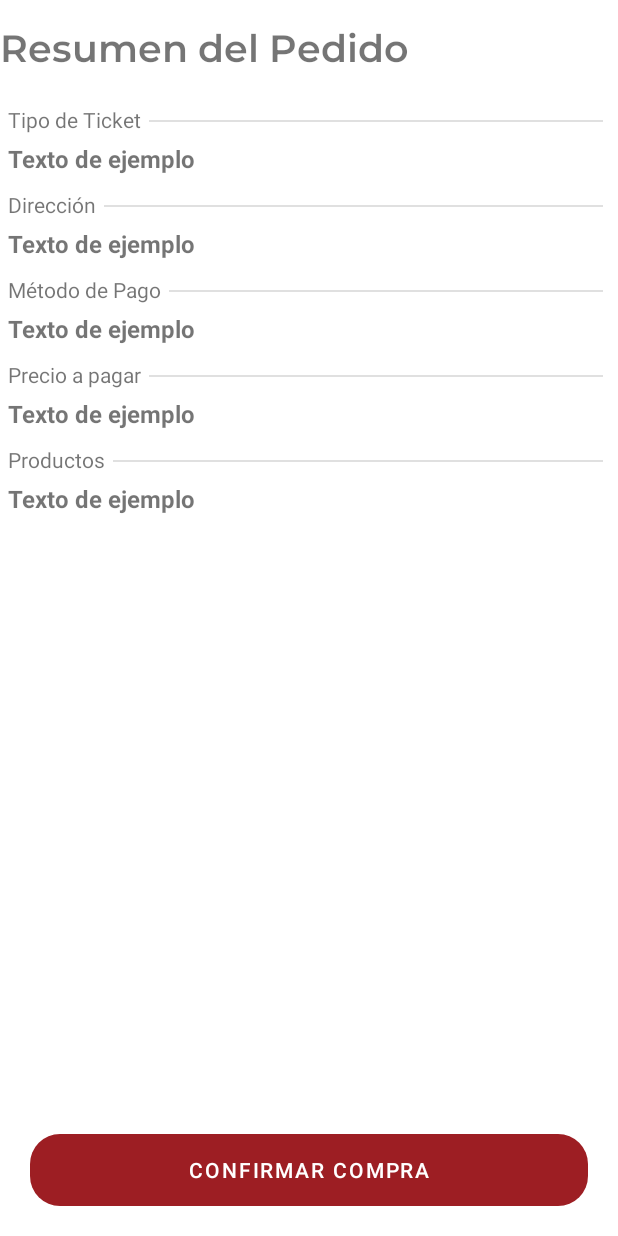
After one commit to Arcadius15/PlazaVea_Ecommerce, an Android app: the layout activity_resumen.xml on its own in the app's theme, with its tools: preview values and no code run, on a phone screen of 412 x 824 dp. The commit adds this screen. Run offline under Robolectric (Android 15) with nearby library versions, the phone set to English and light mode, and no system bars.

Commit message:
Avances en pasarela v2 + Anomalia del responseHttp

```diff
--- a/app/src/main/AndroidManifest.xml
+++ b/app/src/main/AndroidManifest.xml
@@ -15,6 +15,9 @@
         android:supportsRtl="true"
         android:theme="@style/Theme.PlazaVeaApp"
         tools:targetApi="31">
+        <activity
+            android:name=".activities.pasarela.ResumenActivity"
+            android:exported="false" />
         <activity
             android:name=".activities.pasarela.EscogerTipoActivity"
             android:exported="false" />
--- a/app/src/main/java/edu/pe/idat/pva/activities/DireccionRegistroActivity.kt
+++ b/app/src/main/java/edu/pe/idat/pva/activities/DireccionRegistroActivity.kt
@@ -119,11 +119,10 @@ class DireccionRegistroActivity : AppCompatActivity(), OnMapReadyCallback, Googl
             ).show()
 
             val i = Intent(this, RegTarjetaActivity::class.java)
-            i.flags = Intent.FLAG_ACTIVITY_NEW_TASK or Intent.FLAG_ACTIVITY_CLEAR_TASK
-            i.putExtra("direccion",binding.svLocation.query)
-            i.putExtra("tipo",intent.getStringExtra("tipo"))
-            if (!intent.getStringExtra("ruc").equals(null)) {
-                i.putExtra("ruc",intent.getStringExtra("ruc"))
+            i.putExtra("direccion",binding.svLocation.query.toString())
+            i.putExtra("tipo",intent.getStringExtra("tipo").toString())
+            if (!intent.getStringExtra("ruc").toString().equals(null)) {
+                i.putExtra("ruc",intent.getStringExtra("ruc").toString())
             }
             startActivity(i)
         } else {
--- a/app/src/main/java/edu/pe/idat/pva/activities/RegRucActivity.kt
+++ b/app/src/main/java/edu/pe/idat/pva/activities/RegRucActivity.kt
@@ -59,6 +59,7 @@ class RegRucActivity : AppCompatActivity() {
                 Toast.LENGTH_LONG
             ).show()
             startActivity(Intent(this,DireccionRegistroActivity::class.java)
+                .putExtra("tipo",intent.getStringExtra("tipo").toString())
                 .putExtra("ruc",binding.edtRUC.text.toString()))
         } else {
             Toast.makeText(
--- a/app/src/main/java/edu/pe/idat/pva/activities/RegTarjetaActivity.kt
+++ b/app/src/main/java/edu/pe/idat/pva/activities/RegTarjetaActivity.kt
@@ -1,5 +1,6 @@
 package edu.pe.idat.pva.activities
 
+import android.content.Intent
 import android.os.Bundle
 import android.view.View
 import android.widget.ArrayAdapter
@@ -8,6 +9,7 @@ import androidx.appcompat.app.AppCompatActivity
 import androidx.lifecycle.ViewModelProvider
 import com.google.gson.Gson
 import edu.pe.idat.pva.R
+import edu.pe.idat.pva.activities.pasarela.ResumenActivity
 import edu.pe.idat.pva.databinding.ActivityRegTarjetaBinding
 import edu.pe.idat.pva.models.*
 import edu.pe.idat.pva.providers.ClienteProvider
@@ -66,6 +68,14 @@ class RegTarjetaActivity : AppCompatActivity(), View.OnClickListener {
                 "Tarjeta Registrada.",
                 Toast.LENGTH_LONG
             ).show()
+            var i = Intent(this,ResumenActivity::class.java)
+            i.putExtra("tipo",intent.getStringExtra("tipo").toString())
+            i.putExtra("direccion",intent.getStringExtra("direccion").toString())
+            i.putExtra("numtarjeta",binding.edtNumTarjeta.text.toString())
+            if (!intent.getStringExtra("ruc").toString().equals(null)) {
+                i.putExtra("ruc",intent.getStringExtra("ruc").toString())
+            }
+            startActivity(i)
         } else {
             Toast.makeText(
                 applicationContext,
--- /dev/null
+++ b/app/src/main/java/edu/pe/idat/pva/activities/pasarela/ResumenActivity.kt
@@ -0,0 +1,71 @@
+package edu.pe.idat.pva.activities.pasarela
+
+import androidx.appcompat.app.AppCompatActivity
+import android.os.Bundle
+import com.google.gson.Gson
+import com.google.gson.reflect.TypeToken
+import edu.pe.idat.pva.R
+import edu.pe.idat.pva.adapter.ShoppingBagAdapter
+import edu.pe.idat.pva.databinding.ActivityResumenBinding
+import edu.pe.idat.pva.models.Producto
+import edu.pe.idat.pva.utils.SharedPref
+import java.lang.StringBuilder
+import java.time.LocalDate
+import java.time.format.DateTimeFormatter
+
+class ResumenActivity : AppCompatActivity() {
+    private lateinit var binding: ActivityResumenBinding
+    private lateinit var sharedPref: SharedPref
+
+    var gson = Gson()
+
+    override fun onCreate(savedInstanceState: Bundle?) {
+        super.onCreate(savedInstanceState)
+        binding = ActivityResumenBinding.inflate(layoutInflater)
+        setContentView(binding.root)
+
+        sharedPref = SharedPref(this)
+
+        if (intent.getStringExtra("tipo").equals("Factura")) {
+            binding.tvTipoTicket.text = intent.getStringExtra("tipo").toString() +
+                                        "\nRUC: ${intent.getStringExtra("ruc").toString()}"
+        } else {
+            binding.tvTipoTicket.text = intent.getStringExtra("tipo").toString()
+        }
+
+        var fechaEstimada = LocalDate.now().plusDays(10)
+        val df = DateTimeFormatter.ofPattern("yyyy-MM-dd")
+
+        binding.tvDireccion.text = intent.getStringExtra("direccion").toString() +
+                                    "\nFecha Estimada de Entrega: ${fechaEstimada.format(df)}"
+
+        binding.tvMetodoPago.text = "Tarjeta: ****${intent.getStringExtra("numtarjeta")!!.takeLast(4)}"
+
+        var monto = 0.0
+        var igv = 0.0
+        var total = 0.0
+
+        val sb = StringBuilder()
+
+        getProductsFromSharedPref().forEach{
+            monto += it.precioRegular * it.quantity!!
+            igv += monto * 0.18
+            total += monto + igv
+
+            sb.append("${it.nombre} x ${it.quantity} ..... S/${String.format("%.2f",it.precioRegular * it.quantity!!)}\n")
+        }
+
+        binding.tvPrecioPagar.text = "Monto: S/${String.format("%.2f",monto)}" +
+                                    "\nIGV (18%): S/${String.format("%.2f",igv)}" +
+                                    "\nTotal: S/${String.format("%.2f",total)}"
+
+        binding.tvProductoslista.text = sb.toString()
+    }
+
+    private fun getProductsFromSharedPref() : ArrayList<Producto> {
+        var selectProduct: ArrayList<Producto>
+        val type = object : TypeToken<ArrayList<Producto>>() {}.type
+        selectProduct = gson.fromJson(sharedPref.getData("shopBag"), type)
+        return selectProduct
+    }
+}
--- a/app/src/main/java/edu/pe/idat/pva/activities/shopping_bag/ShoppingBagActivity.kt
+++ b/app/src/main/java/edu/pe/idat/pva/activities/shopping_bag/ShoppingBagActivity.kt
@@ -42,17 +42,6 @@ class ShoppingBagActivity : AppCompatActivity(), View.OnClickListener {
         binding.rvShoppingBag.layoutManager = LinearLayoutManager(this)
 
         getProductsFromSharedPref()
-        adapter!!.registerAdapterDataObserver(object : RecyclerView.AdapterDataObserver(){
-            override fun onChanged() {
-                if (selectProduct.size > 0) {
-                    setearPrecios(selectProduct)
-                } else {
-                    binding.tvMonto.text = "S/0"
-                    binding.tvIgv.text = "S/0"
-                    binding.tvTotal.text = "S/0"
-                }
-            }
-        })
         Log.d(TAG, selectProduct.toString())
 
         binding.btnContinuar.setOnClickListener(this)
@@ -63,6 +52,17 @@ class ShoppingBagActivity : AppCompatActivity(), View.OnClickListener {
             val type = object : TypeToken<ArrayList<Producto>>() {}.type
             selectProduct = gson.fromJson(sharedPref?.getData("shopBag"), type)
             adapter = ShoppingBagAdapter(this, selectProduct)
+            adapter!!.registerAdapterDataObserver(object : RecyclerView.AdapterDataObserver(){
+                override fun onChanged() {
+                    if (selectProduct.size > 0) {
+                        setearPrecios(selectProduct)
+                    } else {
+                        binding.tvMonto.text = "S/0"
+                        binding.tvIgv.text = "S/0"
+                        binding.tvTotal.text = "S/0"
+                    }
+                }
+            })
             binding.rvShoppingBag.adapter = adapter
 
             setearPrecios(selectProduct)
--- a/app/src/main/java/edu/pe/idat/pva/apirep/ClienteApiRepository.kt
+++ b/app/src/main/java/edu/pe/idat/pva/apirep/ClienteApiRepository.kt
@@ -18,18 +18,19 @@ class ClienteApiRepository {
 
         call.enqueue(object : Callback<Void>{
             override fun onResponse(call: Call<Void>, response: Response<Void>) {
-                responseHttp.value = ResponseHttp(
-                    "Error",
-                    response.isSuccessful,
-                    "Problema",
-                    "Sí"
-                )
                 if (response.isSuccessful){
                     responseHttp.value = ResponseHttp(
                         "Éxito",
                         response.isSuccessful,
                         "Correcto",
                         "No"
+                    )
+                } else {
+                    responseHttp.value = ResponseHttp(
+                        "Error",
+                        response.isSuccessful,
+                        "Problema",
+                        "Sí"
                     )
                 }
             }
@@ -48,18 +49,19 @@ class ClienteApiRepository {
 
         call.enqueue(object : Callback<Void>{
             override fun onResponse(call: Call<Void>, response: Response<Void>) {
-                responseHttp.value = ResponseHttp(
-                    "Error",
-                    response.isSuccessful,
-                    "Problema",
-                    "Sí"
-                )
                 if (response.isSuccessful){
                     responseHttp.value = ResponseHttp(
                         "Éxito",
                         response.isSuccessful,
                         "Correcto",
                         "No"
+                    )
+                } else {
+                    responseHttp.value = ResponseHttp(
+                        "Error",
+                        response.isSuccessful,
+                        "Problema",
+                        "Sí"
                     )
                 }
             }
@@ -79,18 +81,19 @@ class ClienteApiRepository {
 
         call.enqueue(object : Callback<Void>{
             override fun onResponse(call: Call<Void>, response: Response<Void>) {
-                responseHttp.value = ResponseHttp(
-                    "Error",
-                    response.isSuccessful,
-                    "Problema",
-                    "Sí"
-                )
                 if (response.isSuccessful){
                     responseHttp.value = ResponseHttp(
                         "Éxito",
                         response.isSuccessful,
                         "Correcto",
                         "No"
+                    )
+                } else {
+                    responseHttp.value = ResponseHttp(
+                        "Error",
+                        response.isSuccessful,
+                        "Problema",
+                        "Sí"
                     )
                 }
             }
--- a/app/src/main/java/edu/pe/idat/pva/apirep/OrdenApiRepository.kt
+++ b/app/src/main/java/edu/pe/idat/pva/apirep/OrdenApiRepository.kt
@@ -40,18 +40,19 @@ class OrdenApiRepository {
             .getOrdenRoutes.registrarHistorial(ordenHistorialRequest, token)
         call.enqueue(object : Callback<Void>{
             override fun onResponse(call: Call<Void>, response: Response<Void>) {
-                responseHttp.value = ResponseHttp(
-                    "Error",
-                    response.isSuccessful,
-                    "Problema",
-                    "Sí"
-                )
                 if (response.isSuccessful){
                     responseHttp.value = ResponseHttp(
                         "Éxito",
                         response.isSuccessful,
                         "Correcto",
                         "No"
+                    )
+                } else {
+                    responseHttp.value = ResponseHttp(
+                        "Error",
+                        response.isSuccessful,
+                        "Problema",
+                        "Sí"
                     )
                 }
             }
--- /dev/null
+++ b/app/src/main/res/layout/activity_resumen.xml
@@ -0,0 +1,205 @@
+<?xml version="1.0" encoding="utf-8"?>
+<androidx.coordinatorlayout.widget.CoordinatorLayout xmlns:android="http://schemas.android.com/apk/res/android"
+    xmlns:app="http://schemas.android.com/apk/res-auto"
+    xmlns:tools="http://schemas.android.com/tools"
+    android:layout_width="match_parent"
+    android:layout_height="match_parent"
+    tools:context=".activities.pasarela.ResumenActivity">
+
+    <LinearLayout
+        android:id="@+id/linearLayout"
+        android:layout_width="match_parent"
+        android:layout_height="match_parent"
+        android:layout_marginBottom="20dp"
+        android:orientation="horizontal">
+
+        <TextView
+            android:layout_width="wrap_content"
+            android:layout_height="wrap_content"
+            android:layout_marginTop="15dp"
+            android:layout_marginBottom="16dp"
+            android:fontFamily="@font/montserrat_semibold"
+            android:text="@string/resumen_pedido"
+            android:textSize="25dp" />
+
+    </LinearLayout>
+
+    <LinearLayout
+        android:layout_width="match_parent"
+        android:layout_height="match_parent"
+        app:layout_anchor="@+id/linearLayout"
+        android:layout_marginTop="70dp"
+        android:layout_marginLeft="5dp"
+        app:layout_anchorGravity="center_vertical">
+        <androidx.core.widget.NestedScrollView
+            android:layout_width="match_parent"
+            android:layout_height="match_parent">
+            <LinearLayout
+                android:layout_width="match_parent"
+                android:layout_height="match_parent"
+                android:orientation="vertical"
+                android:layout_above="@+id/llButton">
+
+                <LinearLayout
+                    android:layout_width="match_parent"
+                    android:layout_height="wrap_content"
+                    android:orientation="horizontal">
+
+                    <TextView
+                        android:layout_width="wrap_content"
+                        android:layout_height="wrap_content"
+                        android:text="@string/tipo_ticket_titulo"></TextView>
+                    <View
+                        android:layout_width="match_parent"
+                        android:layout_height="1dp"
+                        android:background="@color/gray"
+                        android:layout_marginLeft="5dp"
+                        android:layout_marginRight="10dp"
+                        android:layout_marginTop="10dp"/>
+                </LinearLayout>
+
+                <TextView
+                    android:id="@+id/tvTipoTicket"
+                    android:layout_width="wrap_content"
+                    android:layout_height="wrap_content"
+                    android:layout_marginTop="5dp"
+                    android:text="@string/texto_ejemplo"
+                    android:textSize="16sp"
+                    android:textStyle="bold"></TextView>
+
+                <LinearLayout
+                    android:layout_width="match_parent"
+                    android:layout_height="wrap_content"
+                    android:orientation="horizontal"
+                    android:layout_marginTop="10dp">
+
+                    <TextView
+                        android:layout_width="wrap_content"
+                        android:layout_height="wrap_content"
+                        android:text="@string/direccion_titulo"></TextView>
+                    <View
+                        android:layout_width="match_parent"
+                        android:layout_height="1dp"
+                        android:background="@color/gray"
+                        android:layout_marginLeft="5dp"
+                        android:layout_marginRight="10dp"
+                        android:layout_marginTop="10dp"/>
+                </LinearLayout>
+
+                <TextView
+                    android:id="@+id/tvDireccion"
+                    android:layout_width="wrap_content"
+                    android:layout_height="wrap_content"
+                    android:layout_marginTop="5dp"
+                    android:text="@string/texto_ejemplo"
+                    android:textSize="16sp"
+                    android:textStyle="bold"></TextView>
+
+                <LinearLayout
+                    android:layout_width="match_parent"
+                    android:layout_height="wrap_content"
+                    android:orientation="horizontal"
+                    android:layout_marginTop="10dp">
+
+                    <TextView
+                        android:layout_width="wrap_content"
+                        android:layout_height="wrap_content"
+                        android:text="@string/metodopago_titulo"></TextView>
+                    <View
+                        android:layout_width="match_parent"
+                        android:layout_height="1dp"
+                        android:background="@color/gray"
+                        android:layout_marginLeft="5dp"
+                        android:layout_marginRight="10dp"
+                        android:layout_marginTop="10dp"/>
+                </LinearLayout>
+
+                <TextView
+                    android:id="@+id/tvMetodoPago"
+                    android:layout_width="wrap_content"
+                    android:layout_height="wrap_content"
+                    android:layout_marginTop="5dp"
+                    android:text="@string/texto_ejemplo"
+                    android:textSize="16sp"
+                    android:textStyle="bold"></TextView>
+
+                <LinearLayout
+                    android:layout_width="match_parent"
+                    android:layout_height="wrap_content"
+                    android:orientation="horizontal"
+                    android:layout_marginTop="10dp">
+
+                    <TextView
+                        android:layout_width="wrap_content"
+                        android:layout_height="wrap_content"
+                        android:text="@string/precio_titulo"></TextView>
+                    <View
+                        android:layout_width="match_parent"
+                        android:layout_height="1dp"
+                        android:background="@color/gray"
+                        android:layout_marginLeft="5dp"
+                        android:layout_marginRight="10dp"
+                        android:layout_marginTop="10dp"/>
+                </LinearLayout>
+
+                <TextView
+                    android:id="@+id/tvPrecioPagar"
+                    android:layout_width="wrap_content"
+                    android:layout_height="wrap_content"
+                    android:layout_marginTop="5dp"
+                    android:text="@string/texto_ejemplo"
+                    android:textSize="16sp"
+                    android:textStyle="bold"></TextView>
+
+                <LinearLayout
+                    android:layout_width="match_parent"
+                    android:layout_height="wrap_content"
+                    android:orientation="horizontal"
+                    android:layout_marginTop="10dp">
+
+                    <TextView
+                        android:layout_width="wrap_content"
+                        android:layout_height="wrap_content"
+                        android:text="@string/productos_titulo"></TextView>
+                    <View
+                        android:layout_width="match_parent"
+                        android:layout_height="1dp"
+                        android:background="@color/gray"
+                        android:layout_marginLeft="5dp"
+                        android:layout_marginRight="10dp"
+                        android:layout_marginTop="10dp"/>
+                </LinearLayout>
+
+                <TextView
+                    android:id="@+id/tvProductoslista"
+                    android:layout_width="wrap_content"
+                    android:layout_height="wrap_content"
+                    android:layout_marginTop="5dp"
+                    android:text="@string/texto_ejemplo"
+                    android:textSize="16sp"
+                    android:textStyle="bold"></TextView>
+            </LinearLayout>
+        </androidx.core.widget.NestedScrollView>
+    </LinearLayout>
+
+    <LinearLayout
+        android:id="@+id/llButton"
+        android:layout_width="match_parent"
+        android:layout_height="wrap_content"
+        android:layout_gravity="bottom"
+        android:layout_marginTop="20dp"
+        android:backgroundTint="@color/white"
+        android:layout_marginBottom="20dp">
+
+        <Button
+            android:id="@+id/btnconfcompra"
+            android:layout_width="match_parent"
+            android:layout_height="wrap_content"
+            android:text="@string/boton_confcompra"
+            android:layout_marginTop="30dp"
+            android:layout_marginLeft="20dp"
+            android:layout_marginRight="20dp"
+            android:background="@drawable/rounded_button"/>
+
+    </LinearLayout>
+</androidx.coordinatorlayout.widget.CoordinatorLayout>
--- a/app/src/main/res/values/strings.xml
+++ b/app/src/main/res/values/strings.xml
@@ -47,4 +47,12 @@
     <string name="boleta">Boleta</string>
     <string name="factura">Factura</string>
     <string name="escoger_tipo_ticket">¿Qué tipo de ticket desea?</string>
+    <string name="resumen_pedido">Resumen del Pedido</string>
+    <string name="tipo_ticket_titulo">Tipo de Ticket</string>
+    <string name="texto_ejemplo">Texto de ejemplo</string>
+    <string name="boton_confcompra">Confirmar Compra</string>
+    <string name="direccion_titulo">Dirección</string>
+    <string name="metodopago_titulo">Método de Pago</string>
+    <string name="precio_titulo">Precio a pagar</string>
+    <string name="productos_titulo">Productos</string>
 </resources>
```
